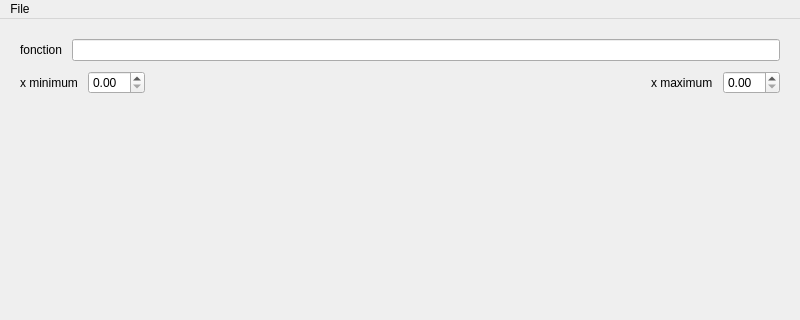
Before: the Qt Designer form mainWindow.ui in ozielRaymond/TP2, drawn with Qt 5; both pictures show x 0 to 800 and y 0 to 320 of the 800 by 600 pixel window.
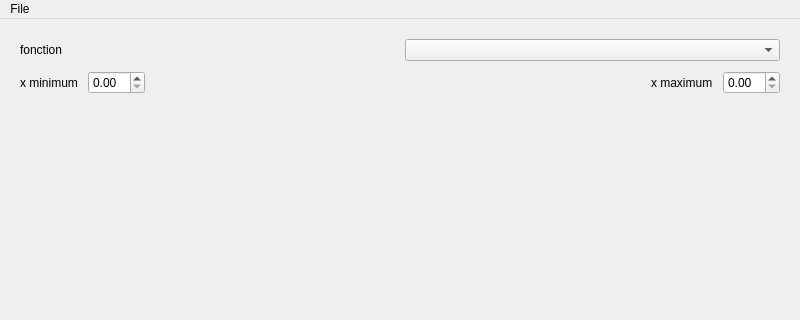
After: the same form once the commit is applied.

Commit message: Correction de la logique de sauvegarde et de mise à jour

Patch:
```diff
--- a/mainWindow.ui
+++ b/mainWindow.ui
@@ -40,7 +40,7 @@
        </widget>
       </item>
       <item>
-       <widget class="QLineEdit" name="fonctionLineEdit"/>
+       <widget class="QComboBox" name="comboBox"/>
       </item>
      </layout>
     </item>
```
Left out of the diff: 2 changed lines with no effect on the pictures. The commit also changes 2 other files.
